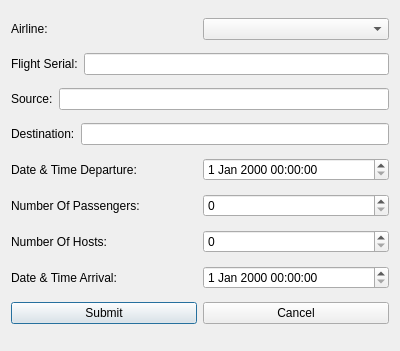
Above: MyProj/addflightdialog.ui from shahabbadihi/airport_managementt before the change. Below: the same form after it.
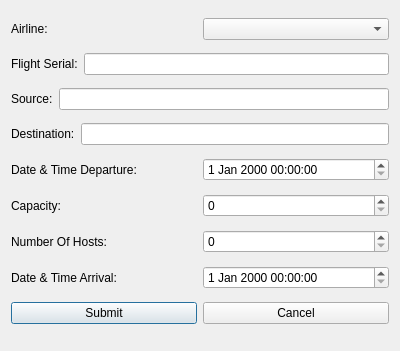
That is the form after the change.

Diff of the .ui file:
```diff
--- a/MyProj/addflightdialog.ui
+++ b/MyProj/addflightdialog.ui
@@ -89,7 +89,7 @@
      <item>
       <widget class="QLabel" name="lblNumPassengers">
        <property name="text">
-        <string>Number Of Passengers:</string>
+        <string>Capacity:</string>
        </property>
       </widget>
      </item>
```
